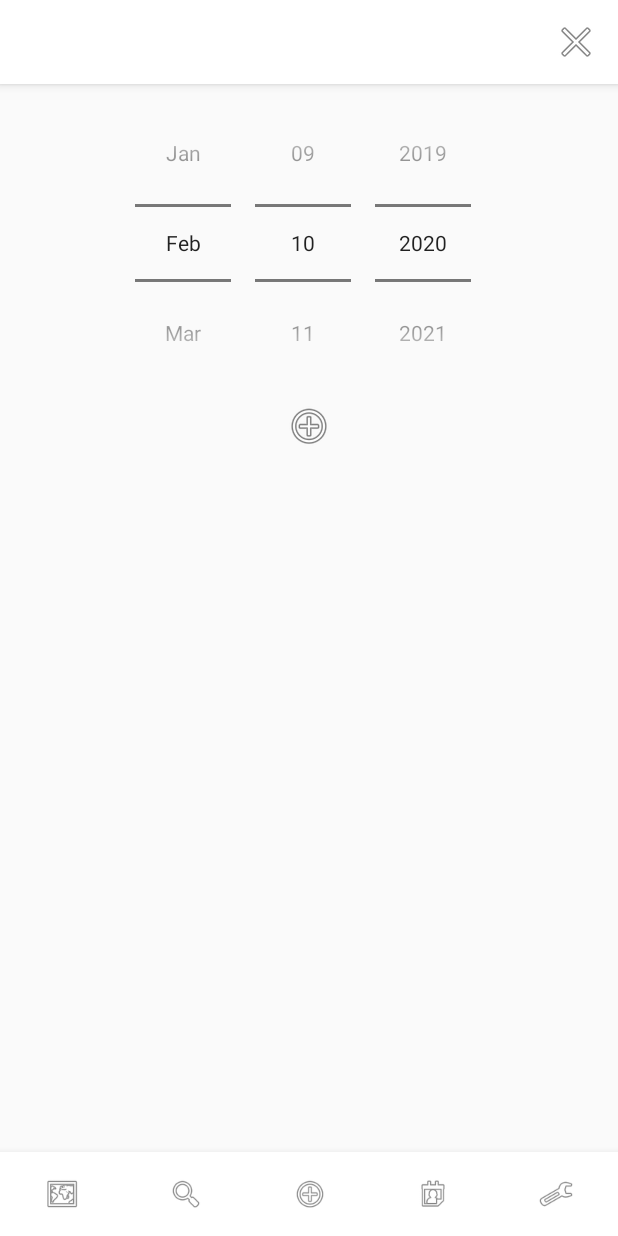
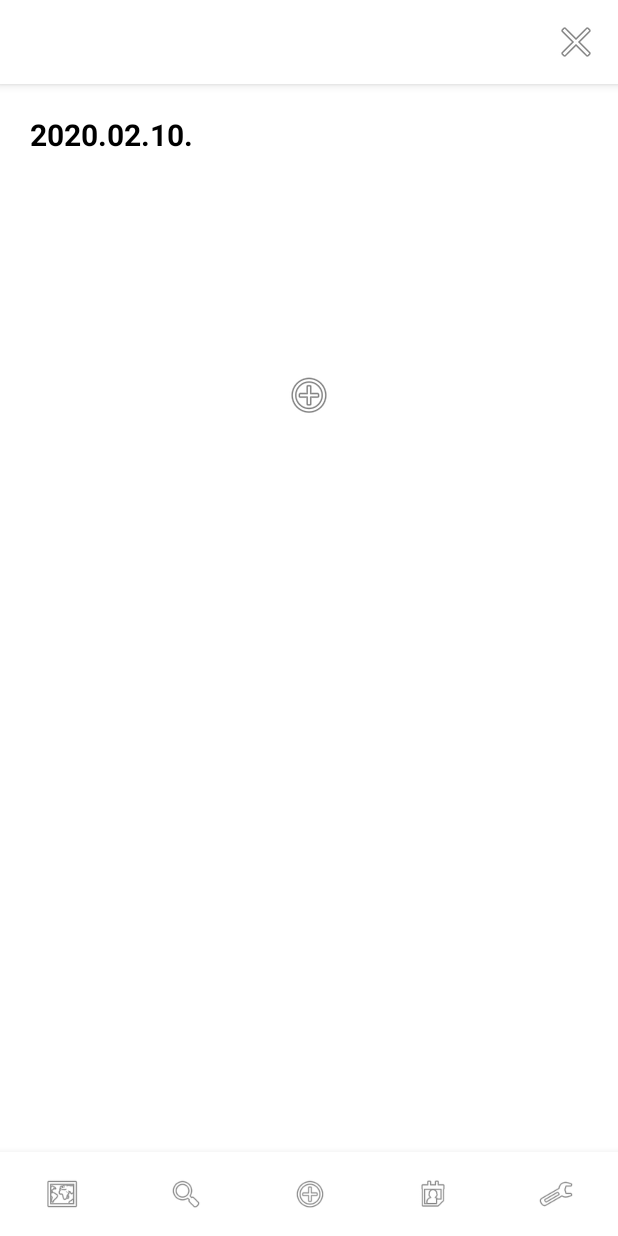
Before and after one commit to yoonh-j/HRHJ, an Android app: the fragment CalendarFragment placed in its activity, item 3 of the bottom bar chosen, on a phone screen of 412 x 824 dp. Run offline under Robolectric (Android 15) with nearby library versions, the phone set to English and light mode, and no system bars; our stand-ins replace androidx.preference.

Commit message:
Update Add, Calendar Fragment
Add 화면: 날짜 클릭 시 데이트피커(캘린더) 팝업
Calendar 화면:  날짜 클릭 시 데이트피커(스피너) 팝업

```diff
--- a/FrontEnd/HRHJ/app/src/main/java/com/example/hrhj/AddFragment.java
+++ b/FrontEnd/HRHJ/app/src/main/java/com/example/hrhj/AddFragment.java
@@ -1,5 +1,6 @@
 package com.example.hrhj;
 
+import android.app.DatePickerDialog;
 import android.content.Context;
 import android.graphics.Color;
 import android.graphics.drawable.ColorDrawable;
@@ -21,6 +22,7 @@ import android.view.MenuItem;
 import android.view.View;
 import android.view.ViewGroup;
 import android.view.WindowManager;
+import android.widget.Button;
 import android.widget.DatePicker;
 import android.widget.ImageButton;
 import android.widget.PopupMenu;
@@ -30,10 +32,19 @@ import android.widget.Toast;
 
 import org.w3c.dom.Text;
 
+import java.text.DateFormat;
+import java.text.SimpleDateFormat;
+import java.util.Calendar;
+import java.util.Date;
+import java.util.Locale;
+
 
 public class AddFragment extends Fragment {
 
     private Context context;
+
+    private final Calendar today = Calendar.getInstance();
+    private final SimpleDateFormat dateFormat = new SimpleDateFormat("yyyy.MM.dd.", Locale.KOREA);
 
     public AddFragment() {
         // Required empty public constructor
@@ -71,15 +82,40 @@ public class AddFragment extends Fragment {
 
         final ViewGroup view = (ViewGroup)inflater.inflate(R.layout.fragment_add, container, false);
 
-        DatePicker datePicker = view.findViewById(R.id.datePicker);
-        datePicker.setVerticalScrollBarEnabled(false); // 스크롤바 안 보이게 설정
-        datePicker.init(datePicker.getYear(), datePicker.getMonth(), datePicker.getDayOfMonth(), new DatePicker.OnDateChangedListener() {
+//        DatePicker datePicker = view.findViewById(R.id.datePicker);
+//        datePicker.setVerticalScrollBarEnabled(false); // 스크롤바 안 보이게 설정
+//        datePicker.init(datePicker.getYear(), datePicker.getMonth(), datePicker.getDayOfMonth(), new DatePicker.OnDateChangedListener() {
+//            @Override
+//            public void onDateChanged(DatePicker view, int year, int monthOfYear, int dayOfMonth) {
+//                monthOfYear += 1;
+//                Toast.makeText(context, year+"."+monthOfYear+"."+dayOfMonth+".", Toast.LENGTH_SHORT).show();
+//            }
+//        });
+
+        // 게시물 작성일 설정
+        final TextView addDate = view.findViewById(R.id.addDate);
+        addDate.setText(dateFormat.format(today.getTime()));
+
+        final DatePickerDialog.OnDateSetListener listener = new DatePickerDialog.OnDateSetListener() {
             @Override
-            public void onDateChanged(DatePicker view, int year, int monthOfYear, int dayOfMonth) {
-                monthOfYear += 1;
-                Toast.makeText(context, year+"."+monthOfYear+"."+dayOfMonth+".", Toast.LENGTH_SHORT).show();
+            public void onDateSet(DatePicker view, int year, int month, int dayOfMonth) {
+                today.set(Calendar.YEAR, year);
+                today.set(Calendar.MONTH, month);
+                today.set(Calendar.DAY_OF_MONTH, dayOfMonth);
+                addDate.setText(dateFormat.format(today.getTime()));
+            }
+        };
+
+        addDate.setOnClickListener(new View.OnClickListener() {
+            @Override
+            public void onClick(View v) {
+                DatePickerDialog datePickerDialog = new DatePickerDialog(context, listener,
+                        today.get(Calendar.YEAR), today.get(Calendar.MONTH), today.get(Calendar.DAY_OF_MONTH));
+                datePickerDialog.show();
             }
         });
+
+        // 추가 버튼 클릭 시 팝업 메뉴
         ImageButton addButton = view.findViewById(R.id.addButton);
         addButton.setOnClickListener(new View.OnClickListener() {
             @Override
@@ -115,4 +151,5 @@ public class AddFragment extends Fragment {
         });
         return view;
     }
+
 }
--- a/FrontEnd/HRHJ/app/src/main/res/layout/fragment_add.xml
+++ b/FrontEnd/HRHJ/app/src/main/res/layout/fragment_add.xml
@@ -5,19 +5,26 @@
     android:layout_width="match_parent"
     android:layout_height="match_parent"
     android:orientation="vertical"
+    android:background="@color/colorPrimary"
     tools:context=".AddFragment">
 
-    <DatePicker
-        android:id="@+id/datePicker"
-        android:layout_width="match_parent"
+    <TextView
+        android:id="@+id/addDate"
+        android:layout_width="wrap_content"
         android:layout_height="wrap_content"
-        android:calendarViewShown="false"
-        android:datePickerMode="spinner" />
+        android:layout_marginStart="10dp"
+        android:layout_marginTop="10dp"
+        android:padding="10dp"
+        android:textSize="20sp"
+        android:textColor="@color/colorPrimaryDark"
+        android:textStyle="bold"
+        android:background="@color/colorPrimary" />
+
 
     <ImageButton
         android:id="@+id/addButton"
         android:layout_width="match_parent"
-        android:layout_height="wrap_content"
+        android:layout_height="300dp"
         android:src="@android:drawable/ic_menu_add"
         android:background="@android:color/transparent"/>
 
--- a/FrontEnd/HRHJ/app/src/main/res/layout/fragment_calendar.xml
+++ b/FrontEnd/HRHJ/app/src/main/res/layout/fragment_calendar.xml
@@ -4,7 +4,6 @@
     android:layout_width="match_parent"
     android:layout_height="match_parent"
     android:orientation="vertical"
-    android:background="@color/colorPrimary"
     xmlns:app="http://schemas.android.com/apk/res-auto"
     tools:context=".CalendarFragment">
 
--- a/FrontEnd/HRHJ/app/src/main/res/values/colors.xml
+++ b/FrontEnd/HRHJ/app/src/main/res/values/colors.xml
@@ -3,6 +3,6 @@
     <color name="colorPrimary">#FFFFFF</color>
     <color name="colorPrimaryDark">#000000</color>
     <color name="colorAccent">#D81B60</color>
-    <color name="colorGrayedOut">#808080</color>
+    <color name="colorGrayedOut">#A0A0A0</color>
     <color name="colorTextBackground">#B3000000</color>
 </resources>
```
Also changed, not shown: FrontEnd/HRHJ/app/src/main/java/com/example/hrhj/CalendarFragment.java (+70 -3 lines).
